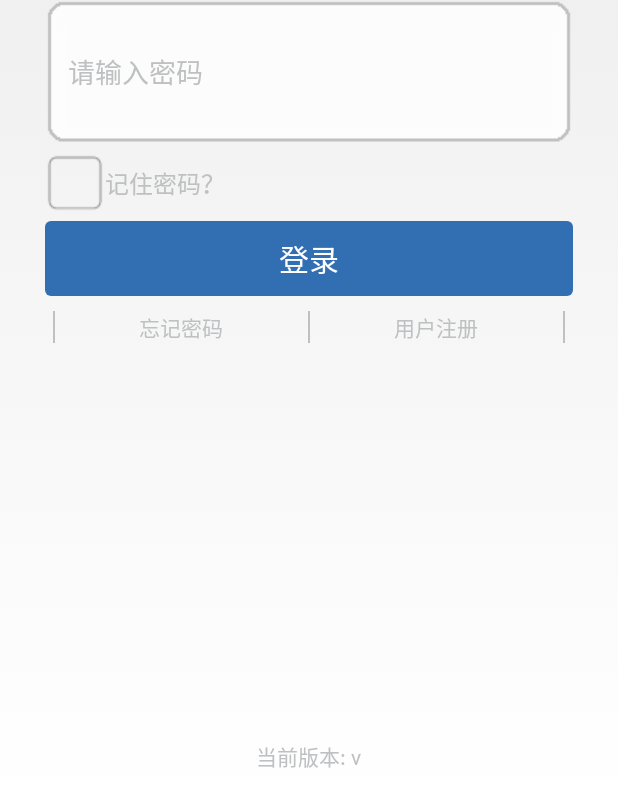
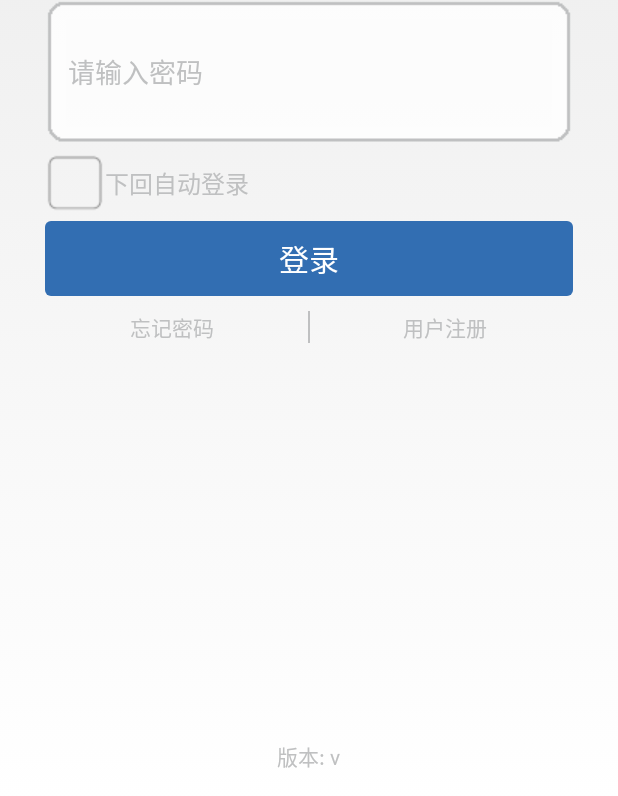
Before and after one commit to xyj222310/Lamp-APP, an Android app: the screen it shows after launch (LoginActivity), on a phone screen of 412 x 824 dp. Shown: the part 437-1233 px from the top of the screen. Run offline under Robolectric (Android 15) with nearby library versions, the phone set to English and light mode, and no system bars; libraries missing offline, so code that uses them is left out: com.loopj.android; plain views replace RippleView.

Commit message:
finish: listview and fix login

```diff
--- a/Lamp/app/src/main/java/com/yjtse/lamp/adapter/DeviceAdapter.java
+++ b/Lamp/app/src/main/java/com/yjtse/lamp/adapter/DeviceAdapter.java
@@ -70,9 +70,11 @@ public class DeviceAdapter extends BaseAdapter {
             case "-1":
                 socket_status_text.setText("Offline");
                 socket_status_text.setTextColor(Color.GRAY);  //灰色
+                socket_id_text.setTextColor(Color.GRAY);  //灰色
                 break;
             default:
                 socket_status_text.setText("Online");
+                socket_id_text.setTextColor(context.getResources().getColor(R.color.theme_color));  //灰色
                 socket_status_text.setTextColor(context.getResources().getColor(R.color.theme_color));
                 break;
         }
--- a/Lamp/app/src/main/java/com/yjtse/lamp/fragment/SelfCenterFragment.java
+++ b/Lamp/app/src/main/java/com/yjtse/lamp/fragment/SelfCenterFragment.java
@@ -3,7 +3,6 @@ package com.yjtse.lamp.fragment;
 import android.app.AlertDialog;
 import android.content.Intent;
 import android.os.Bundle;
-import android.support.v4.app.Fragment;
 import android.text.TextUtils;
 import android.view.LayoutInflater;
 import android.view.View;
@@ -63,7 +62,7 @@ public class SelfCenterFragment extends BaseFragment implements OnClickListener
         if (TextUtils.isEmpty(phoneNum) || phoneNum == null) {
             self_center_user_login.setText(R.string.selfCenterUserNotLogin);
         } else {
-            self_center_user_login.setText(phoneNum+"-欢迎您");
+            self_center_user_login.setText(phoneNum + "-欢迎您");
         }
         if (userPass != null && !TextUtils.isEmpty(userPass)) //不为空，说明已经登陆，显示退出
         {
@@ -94,8 +93,8 @@ public class SelfCenterFragment extends BaseFragment implements OnClickListener
                     loginOrExits = false;
                     self_center_user_login.setText(R.string.selfCenterUserNotLogin);
                     user_exit.setText(R.string.selfCenterUserLogin);
-//                    SharedPreferencesUtil.save(getActivity(), Config.KEY_USERNAME, "");
-//                    SharedPreferencesUtil.save(getActivity(), Config.KEY_PASSWORD, "");
+                    SharedPreferencesUtil.save(getActivity(), Config.KEY_USERNAME, "");
+                    SharedPreferencesUtil.save(getActivity(), Config.KEY_PASSWORD, "");
                     startActivity(new Intent(getActivity(), LoginActivity.class));
                     getActivity().finish();
                 } else {          //显示登陆，已退出
--- a/Lamp/app/src/main/java/com/yjtse/lamp/ui/LoginActivity.java
+++ b/Lamp/app/src/main/java/com/yjtse/lamp/ui/LoginActivity.java
@@ -78,7 +78,7 @@ public class LoginActivity extends BaseActivity implements View.OnClickListener
      * 是否记住密码
      * 默认为记住密码
      */
-    private boolean isRememberPassword = true;
+    private boolean isRememberPassword = false;
 
     private ProgressDialog pd = null;
 
@@ -115,14 +115,17 @@ public class LoginActivity extends BaseActivity implements View.OnClickListener
                 et_login_input_password.setText(password);
             }
             remenber_password.setChecked(true);
+            isRememberPassword = true;
         } else if ((boolean) SharedPreferencesUtil.query(LoginActivity.this, Config.KEY_REMEMBER_PWD, "boolean")) {
             et_login_input_number.setText((String) SharedPreferencesUtil.query(LoginActivity.this, Config.KEY_USERNAME, "String"));
             et_login_input_password.setText((String) SharedPreferencesUtil.query(LoginActivity.this, Config.KEY_PASSWORD, "String"));
             remenber_password.setChecked(true);
+            isRememberPassword = true;
         } else {
-            et_login_input_number.setText("");
+            et_login_input_number.setText((String) SharedPreferencesUtil.query(LoginActivity.this, Config.KEY_USERNAME, "String"));
             et_login_input_password.setText("");
             remenber_password.setChecked(false);
+            isRememberPassword = false;
         }
 
         tv_version.setText(PackageUtils.getVersion(getApplicationContext()));
@@ -140,24 +143,6 @@ public class LoginActivity extends BaseActivity implements View.OnClickListener
                 }
             }
         });
-    }
-
-
-    private void startDialog(String msg) {
-        dialog = new Dialog(LoginActivity.this, R.style.MyDialogStyle);
-        dialog.setContentView(R.layout.loading);
-        dialog.setCanceledOnTouchOutside(false);
-        TextView message = (TextView) dialog.getWindow().findViewById(R.id.load_msg);
-        if (dialog != null && !dialog.isShowing()) {
-            message.setText(msg);
-            dialog.show();
-        }
-    }
-
-    private void endDialog() {
-        if (dialog != null && dialog.isShowing()) {
-            dialog.dismiss();
-        }
     }
 
     @Override
@@ -221,17 +206,11 @@ public class LoginActivity extends BaseActivity implements View.OnClickListener
             public void onMySuccess(int statusCode, Header[] header, String result) {
                 Gson gson = new Gson();
                 final Result token = gson.fromJson(result, Result.class);
-//                                JsonParser.parseLogin(fr);
                 Config.writeToDebug(result);
-//                        Message msg = Message.obtain();
-                long endTime = System.currentTimeMillis();
+                final long endTime = System.currentTimeMillis();
                 if (token != null) {
-//                            msg.what = Config.MESSAGE_WHAT_HTTP_LOGIN_SUCCESS;
-//                            msg.obj = token;
                     if (token.isSuccess()) {
-                        if(isRememberPassword){
-                            SharedPreferencesUtil.save(LoginActivity.this, Config.KEY_PASSWORD, userPass);
-                        }
+                        SharedPreferencesUtil.save(LoginActivity.this, Config.KEY_PASSWORD, userPass);
                         SharedPreferencesUtil.save(LoginActivity.this, Config.KEY_REMEMBER_PWD, isRememberPassword);
                         SharedPreferencesUtil.save(LoginActivity.this, Config.KEY_USERNAME, userId);
 
@@ -242,6 +221,7 @@ public class LoginActivity extends BaseActivity implements View.OnClickListener
                             @Override
                             public void run() {
                                 hint_string.setText(token.getError());
+                                endDialog();
                             }
                         });
                     }
@@ -252,6 +232,7 @@ public class LoginActivity extends BaseActivity implements View.OnClickListener
                         @Override
                         public void run() {
                             hint_string.setText("服务器返回异常，请稍后再试");
+                            endDialog();
                         }
                     });
                 }
@@ -266,10 +247,28 @@ public class LoginActivity extends BaseActivity implements View.OnClickListener
 
             @Override
             public void onMyFailure(int statusCode, Header[] header, String result, Throwable th) {
-
+                endDialog();
             }
         });
 
+    }
+
+
+    private void startDialog(String msg) {
+        dialog = new Dialog(LoginActivity.this, R.style.MyDialogStyle);
+        dialog.setContentView(R.layout.loading);
+        dialog.setCanceledOnTouchOutside(false);
+        TextView message = (TextView) dialog.getWindow().findViewById(R.id.load_msg);
+        if (dialog != null && !dialog.isShowing()) {
+            message.setText(msg);
+            dialog.show();
+        }
+    }
+
+    private void endDialog() {
+        if (dialog != null && dialog.isShowing()) {
+            dialog.dismiss();
+        }
     }
 
     private class EditTextTextWatcher implements TextWatcher {
--- a/Lamp/app/src/main/res/layout/activity_login.xml
+++ b/Lamp/app/src/main/res/layout/activity_login.xml
@@ -7,11 +7,11 @@
         android:id="@+id/iv_login_logo"
         android:layout_width="240dp"
         android:layout_height="160dp"
+        android:layout_alignParentTop="true"
+        android:layout_centerHorizontal="true"
         android:layout_marginTop="21dp"
         android:background="@drawable/logo"
-        android:contentDescription="@string/app_name"
-        android:layout_alignParentTop="true"
-        android:layout_centerHorizontal="true" />
+        android:contentDescription="@string/app_name" />
 
     <com.yjtse.lamp.widgets.ClearEditText
         android:id="@+id/et_login_input_number"
@@ -52,20 +52,21 @@
         android:layout_height="wrap_content"
         android:layout_alignLeft="@id/et_login_input_password"
         android:layout_below="@id/et_login_input_password"
+        android:layout_marginBottom="5dp"
+        android:layout_marginTop="5dp"
         android:button="@drawable/check_state"
-        android:layout_marginTop="5dp"
-        android:layout_marginBottom="5dp"
         android:text="@string/rememberPasswordStr"
         android:textColor="#bfc0c1" />
 
     <com.andexert.library.RippleView
         android:id="@+id/remote_login_ripple"
+        rv_centered="true"
         android:layout_width="match_parent"
-        android:layout_marginLeft="30dp"
-        android:layout_marginRight="30dp"
         android:layout_height="wrap_content"
         android:layout_below="@id/remenber_password"
-        rv_centered="true">
+        android:layout_marginLeft="30dp"
+        android:layout_marginRight="30dp">
+
         <Button
             android:id="@+id/btn_remote_login"
             style="@style/Ripple_Button_BG"
@@ -82,13 +83,6 @@
         android:layout_below="@id/remote_login_ripple"
         android:layout_marginTop="10dp"
         android:orientation="horizontal">
-
-        <View
-            android:layout_width="1dp"
-            android:layout_height="match_parent"
-            android:layout_marginLeft="5dp"
-            android:layout_marginRight="5dp"
-            android:background="#bfc0c1" />
 
         <TextView
             android:id="@+id/tv_forget_password"
@@ -108,13 +102,6 @@
             style="@style/test_login_fun_style"
             android:gravity="center"
             android:text="@string/registAccount" />
-
-        <View
-            android:layout_width="1dp"
-            android:layout_height="match_parent"
-            android:layout_marginLeft="5dp"
-            android:layout_marginRight="5dp"
-            android:background="#bfc0c1" />
 
     </LinearLayout>
 
@@ -143,7 +130,7 @@
             android:layout_height="wrap_content"
             android:clickable="true"
             android:gravity="center"
-            android:text="当前版本: v"
+            android:text="版本: v"
             android:textColor="#bfc0c1" />
 
 
@@ -155,7 +142,7 @@
             android:layout_toRightOf="@id/tv_version_str"
             android:clickable="true"
             android:gravity="center"
-            android:text="1.0"
+            android:text="2.0"
             android:textColor="#bfc0c1" />
     </LinearLayout>
 
--- a/Lamp/app/src/main/res/values/strings.xml
+++ b/Lamp/app/src/main/res/values/strings.xml
@@ -5,7 +5,7 @@
     <string name="inputUsernameStr">输入用户id</string>
     <string name="inputPasswordStr">请输入密码</string>
     <string name="modemPasswordBtnStr">配置</string>
-    <string name="rememberPasswordStr">记住密码？</string>
+    <string name="rememberPasswordStr">下回自动登录</string>
     <string name="remoteLoginBtnStr">登录</string>
     <string name="forgetPasswordStr">忘记密码</string>
     <string name="registAccount">用户注册</string>
```
Lines whose indentation alone changed are shown as unchanged.
